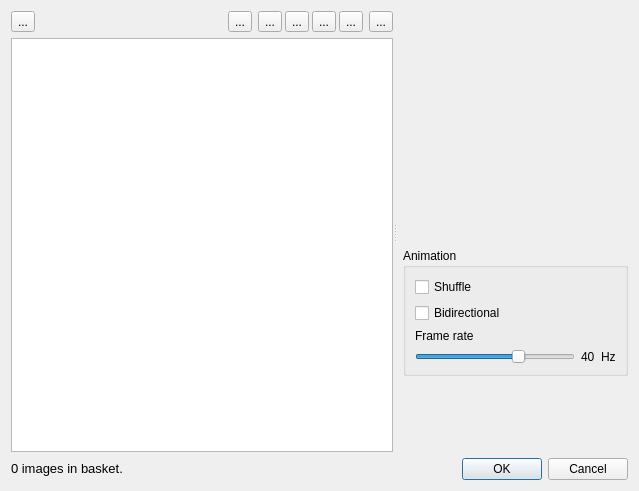
Old version of the form src/BasketSelectionDialog.ui in the repository markus-wa/glmixer-mirror.
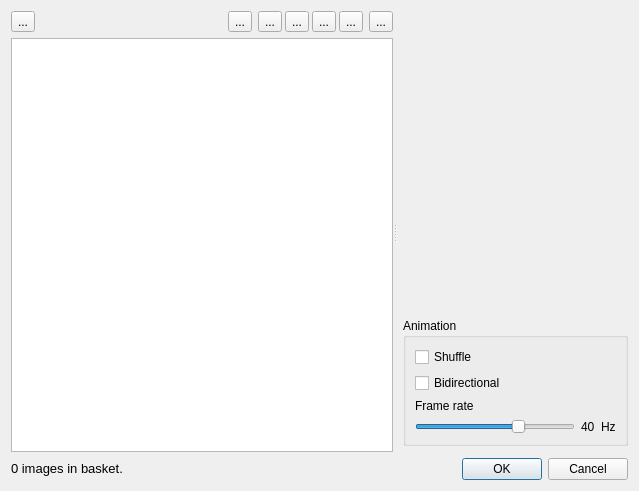
New version of the form. Icons and pictures are not drawn. Custom widgets are drawn as their Qt base class.

Commit message: Improving visual appearance of GUI under OSX.

```diff
--- a/src/BasketSelectionDialog.ui
+++ b/src/BasketSelectionDialog.ui
@@ -420,22 +420,6 @@
          </property>
         </widget>
        </item>
-       <item>
-        <spacer name="verticalSpacer">
-         <property name="orientation">
-          <enum>Qt::Vertical</enum>
-         </property>
-         <property name="sizeType">
-          <enum>QSizePolicy::Preferred</enum>
-         </property>
-         <property name="sizeHint" stdset="0">
-          <size>
-           <width>20</width>
-           <height>70</height>
-          </size>
-         </property>
-        </spacer>
-       </item>
       </layout>
      </widget>
     </widget>
```
The commit also changes 5 other files.
